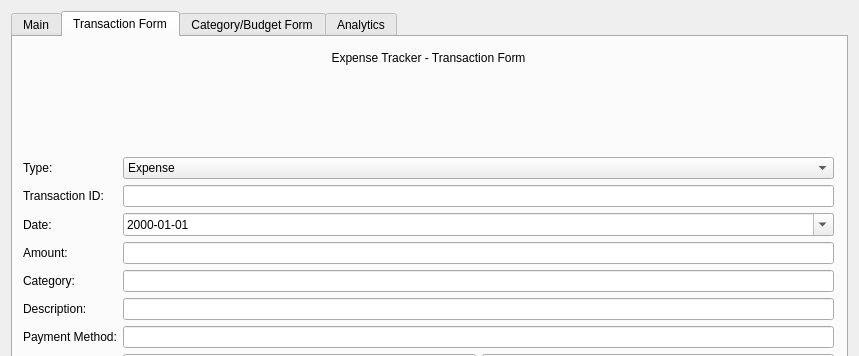
First picture: the form in src/GUI.ui, repository LeoPaquette/ExpenseTracker, before the edit; both pictures show x 0 to 859 and y 0 to 356 of the 859 by 720 pixel window.
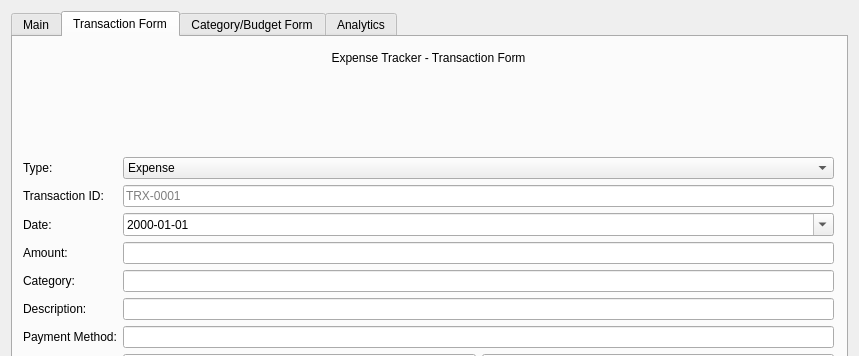
Second picture: the form after the edit.

Commit message: feat: added transaction ID format hint

Patch:
```diff
--- a/src/GUI.ui
+++ b/src/GUI.ui
@@ -170,7 +170,11 @@
          </widget>
         </item>
         <item row="1" column="1">
-         <widget class="QLineEdit" name="inputTransactionID"/>
+         <widget class="QLineEdit" name="inputTransactionID">
+          <property name="placeholderText">
+           <string>TRX-0001</string>
+          </property>
+         </widget>
         </item>
         <item row="2" column="0">
          <widget class="QLabel" name="labelDate">
```
